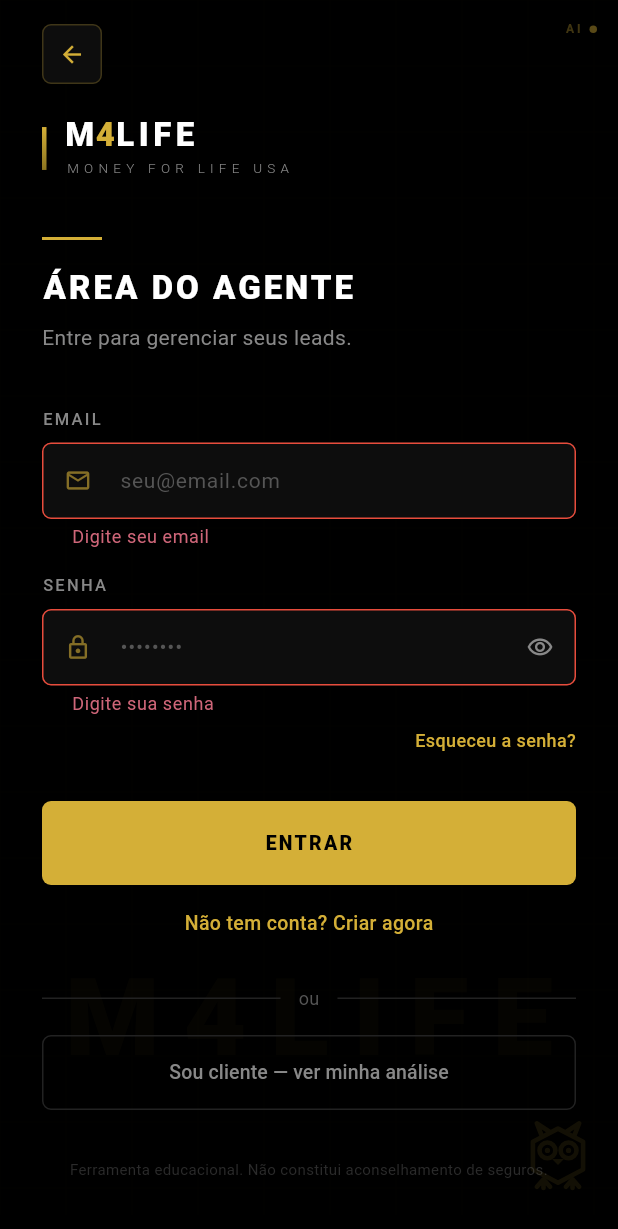
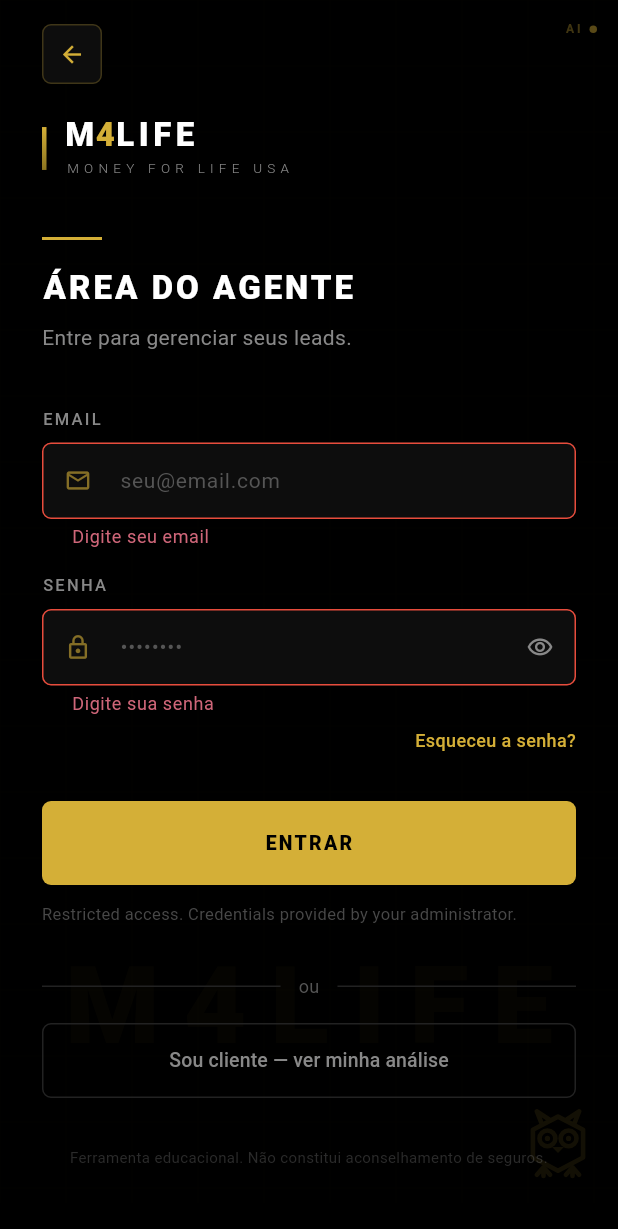
Before and after one commit to diegomontime-arch/livelong, a Flutter app: the AgentLoginScreen screen opened by its route, after a tap on "ENTRAR", on a phone screen of 412 x 824 dp. Shown: the top 1229 px of the screen. Run offline on Flutter 3.47's test engine with Material 3 defaults, Android fonts, the phone set to English and light mode, and no system bars; our stand-ins replace cloud_firestore, cloud_functions, firebase_auth, firebase_core, firebase_storage, go_router and 1 more; accounts and stored records are empty.

Commit message:
security: restrict account creation to admin only

```diff
--- a/lib/core/routing/app_router.dart
+++ b/lib/core/routing/app_router.dart
@@ -33,6 +33,7 @@ final GoRouter appRouter = GoRouter(
         return LanguageScreen(agentId: sellerSlug);
       },
     ),
+    // Login only — agent accounts are created by admin (no public /signup route).
     GoRoute(
       path: RoutePaths.login,
       builder: (context, state) {
--- a/lib/legacy/screens/agent_login_screen.dart
+++ b/lib/legacy/screens/agent_login_screen.dart
@@ -1,6 +1,7 @@
 import 'package:cloud_firestore/cloud_firestore.dart';
 import 'package:flutter/foundation.dart';
 import 'package:flutter/material.dart';
+import 'dart:ui' show PlatformDispatcher;
 import 'package:firebase_auth/firebase_auth.dart';
 import 'package:go_router/go_router.dart';
 import 'package:hitlook/core/constants/route_paths.dart';
@@ -34,7 +35,6 @@ class _AgentLoginScreenState extends State<AgentLoginScreen>
   bool _confirmResetLoading = false;
   bool _senhaVisivel = false;
   bool _novaSenhaVisivel = false;
-  bool _isCadastro = false;
   String? _erro;
   String? _sucesso;
   String? _oobCode;
@@ -225,19 +225,12 @@ class _AgentLoginScreenState extends State<AgentLoginScreen>
     final password = _senhaCtrl.text;
 
     try {
-      debugPrint('[HitLook:auth] ${_isCadastro ? "signUp" : "signIn"} $email');
+      debugPrint('[HitLook:auth] signIn $email');
 
-      if (_isCadastro) {
-        await FirebaseAuth.instance.createUserWithEmailAndPassword(
-          email: email,
-          password: password,
-        );
-      } else {
       await FirebaseAuth.instance.signInWithEmailAndPassword(
         email: email,
         password: password,
       );
-      }
 
       final uid = FirebaseAuth.instance.currentUser?.uid;
       debugPrint('[HitLook:auth] Firebase Auth OK uid=$uid');
@@ -277,7 +270,7 @@ class _AgentLoginScreenState extends State<AgentLoginScreen>
   String _traduzirErro(String code) {
     switch (code) {
       case 'user-not-found':
-        return 'Email não encontrado. Crie uma conta.';
+        return 'Email não encontrado. Solicite acesso ao administrador.';
       case 'wrong-password':
         return 'Senha incorreta. Tente novamente.';
       case 'email-already-in-use':
@@ -291,6 +284,17 @@ class _AgentLoginScreenState extends State<AgentLoginScreen>
       default:
         return 'Erro ao entrar. Tente novamente.';
     }
+  }
+
+  String _restrictedAccessMessage() {
+    final code = PlatformDispatcher.instance.locale.languageCode;
+    if (code == 'es') {
+      return 'Acceso restringido. Credenciales proporcionadas por el administrador.';
+    }
+    if (code == 'en') {
+      return 'Restricted access. Credentials provided by your administrator.';
+    }
+    return 'Acesso restrito. Credenciais fornecidas pelo administrador.';
   }
 
   String _traduzirErroReset(String code) {
@@ -374,9 +378,9 @@ class _AgentLoginScreenState extends State<AgentLoginScreen>
 
                     const SizedBox(height: 16),
 
-                    Text(
-                      _isCadastro ? 'CRIAR CONTA' : 'ÁREA DO AGENTE',
-                      style: const TextStyle(
+                    const Text(
+                      'ÁREA DO AGENTE',
+                      style: TextStyle(
                         fontSize: 22,
                         fontWeight: FontWeight.w900,
                         color: AppColors.white,
@@ -386,11 +390,9 @@ class _AgentLoginScreenState extends State<AgentLoginScreen>
 
                     const SizedBox(height: 8),
 
-                    Text(
-                      _isCadastro
-                          ? 'Crie sua conta para acessar o painel.'
-                          : 'Entre para gerenciar seus leads.',
-                      style: const TextStyle(
+                    const Text(
+                      'Entre para gerenciar seus leads.',
+                      style: TextStyle(
                         fontSize: 14,
                         color: AppColors.greyLight,
                       ),
@@ -507,7 +509,6 @@ class _AgentLoginScreenState extends State<AgentLoginScreen>
                             ),
                           ),
                         ),
-                        if (!_isCadastro) ...[
                         const SizedBox(height: 8),
                         Align(
                           alignment: Alignment.centerRight,
@@ -534,7 +535,6 @@ class _AgentLoginScreenState extends State<AgentLoginScreen>
                                   ),
                           ),
                         ),
-                        ],
                       ],
                     ),
 
@@ -631,9 +631,9 @@ class _AgentLoginScreenState extends State<AgentLoginScreen>
                                   strokeWidth: 2,
                                 ),
                               )
-                            : Text(
-                                _isCadastro ? 'CRIAR CONTA' : 'ENTRAR',
-                                style: const TextStyle(
+                            : const Text(
+                                'ENTRAR',
+                                style: TextStyle(
                                   fontSize: 13,
                                   fontWeight: FontWeight.w900,
                                   letterSpacing: 1.5,
@@ -642,27 +642,16 @@ class _AgentLoginScreenState extends State<AgentLoginScreen>
                       ),
                     ),
 
-                    const SizedBox(height: 16),
+                    const SizedBox(height: 12),
 
-                    // Toggle login/cadastro
-                    Center(
-                      child: GestureDetector(
-                        onTap: () => setState(() {
-                          _isCadastro = !_isCadastro;
-                          _erro = null;
-                          _sucesso = null;
-                        }),
-                        child: Text(
-                          _isCadastro
-                              ? 'Já tem conta? Fazer login'
-                              : 'Não tem conta? Criar agora',
-                          style: const TextStyle(
-                            fontSize: 13,
-                            color: AppColors.gold,
-                            fontWeight: FontWeight.w500,
+                    Text(
+                      _restrictedAccessMessage(),
+                      style: TextStyle(
+                        fontSize: 11,
+                        color: AppColors.grey.withValues(alpha: 0.85),
+                        height: 1.4,
                       ),
-                        ),
-                      ),
+                      textAlign: TextAlign.center,
                     ),
 
                     const SizedBox(height: 32),
```
Also changed, not shown: 1 other file. Lines whose indentation alone changed are shown as unchanged.
